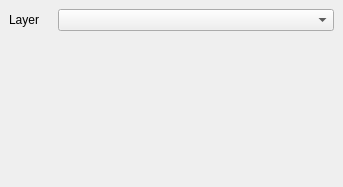
First picture: the form in src/lay/lay/ReplacePropertiesShape.ui, repository KLayout/klayout, before the edit.
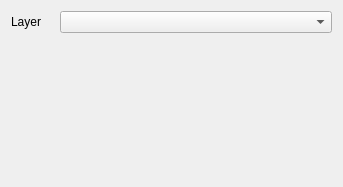
Second picture: the form after the edit. Icons and pictures are not drawn. Custom widgets are drawn as their Qt base class.

Commit message:
Fixed issue #1328 (width of layer selection boxes too small)
Also: clip and fill dialog now display layer names from
the layer view. Fixed geometry of fill dialog.

Hope I got all places where the layer selection box was
configured as adjust size = on first show.

```diff
--- a/src/lay/lay/ReplacePropertiesShape.ui
+++ b/src/lay/lay/ReplacePropertiesShape.ui
@@ -12,31 +12,11 @@
   <property name="windowTitle" >
    <string>Form</string>
   </property>
-  <layout class="QGridLayout" >
-   <property name="margin" >
-    <number>9</number>
-   </property>
-   <property name="spacing" >
+  <layout class="QGridLayout">
+   <property name="spacing">
     <number>6</number>
    </property>
-   <item row="0" column="1" >
-    <widget class="QLabel" name="label_57" >
-     <property name="text" >
-      <string/>
-     </property>
-     <property name="pixmap" >
-      <pixmap resource="layResources.qrc" >:/right_16px@2x.png</pixmap>
-     </property>
-    </widget>
-   </item>
-   <item row="0" column="0" >
-    <widget class="QLabel" name="label_47" >
-     <property name="text" >
-      <string>Layer</string>
-     </property>
-    </widget>
-   </item>
-   <item row="1" column="0" colspan="3" >
+   <item row="2" column="0" colspan="3">
     <spacer>
      <property name="orientation" >
       <enum>Qt::Vertical</enum>
@@ -49,18 +29,49 @@
      </property>
     </spacer>
    </item>
-   <item row="0" column="2" >
-    <widget class="lay::LayerSelectionComboBox" name="shape_layer" >
-     <property name="sizePolicy" >
-      <sizepolicy>
-       <hsizetype>7</hsizetype>
-       <vsizetype>5</vsizetype>
+   <item row="0" column="0">
+    <widget class="QLabel" name="label_47">
+     <property name="text">
+      <string>Layer</string>
+     </property>
+    </widget>
+   </item>
+   <item row="0" column="2">
+    <widget class="lay::LayerSelectionComboBox" name="shape_layer">
+     <property name="sizePolicy">
+      <sizepolicy hsizetype="Ignored" vsizetype="Preferred">
        <horstretch>0</horstretch>
        <verstretch>0</verstretch>
       </sizepolicy>
      </property>
+     <property name="sizeAdjustPolicy">
+      <enum>QComboBox::AdjustToContents</enum>
+     </property>
     </widget>
    </item>
+   <item row="0" column="1">
+    <widget class="QLabel" name="label_57">
+     <property name="text">
+      <string/>
+     </property>
+     <property name="pixmap">
+      <pixmap resource="../../icons/icons.qrc">:/right_16px@2x.png</pixmap>
+     </property>
+    </widget>
+   </item>
+   <item row="1" column="2">
+    <spacer name="horizontalSpacer">
+     <property name="orientation">
+      <enum>Qt::Horizontal</enum>
+     </property>
+     <property name="sizeHint" stdset="0">
+      <size>
+       <width>40</width>
+       <height>20</height>
+      </size>
+     </property>
+    </spacer>
+   </item>
   </layout>
  </widget>
  <customwidgets>
```
Left out of the diff: 17 changed lines with no effect on the pictures. The commit also changes 15 other files.
